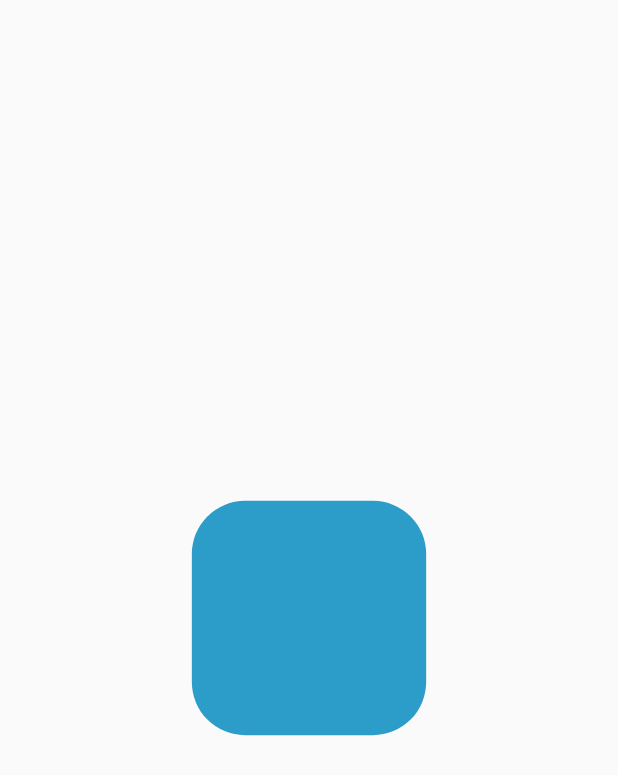
After one commit to simplyKarthic/dbConnect, a Flutter app: the screen it shows after launch, on a phone screen of 412 x 824 dp. The commit adds this screen. Shown: the top 775 px of the screen. Run offline on Flutter 3.47's test engine with Material 2 defaults, Android fonts, the phone set to English and light mode, and no system bars; our stand-ins replace cloud_firestore, firebase_auth, firebase_core, shared_preferences; missing offline and left inert: sqlite3; accounts and stored records are empty.

Commit message:
isolate, compute, animater, navigation

```diff
--- /dev/null
+++ b/lib/animscren.dart
@@ -0,0 +1,70 @@
+import 'package:flutter/material.dart';
+
+class AnimationScreen extends StatefulWidget {
+  const AnimationScreen({Key key}) : super(key: key);
+
+
+  @override
+  State<AnimationScreen> createState() => _AnimationScreenState();
+}
+
+class _AnimationScreenState extends State<AnimationScreen>
+    with SingleTickerProviderStateMixin {
+   AnimationController _controller;
+   Animation<double> _widthAnimation;
+   Animation<Color> _colorAnimation;
+   Animation<double> _borderRadiusAnimation;
+
+  @override
+  void initState() {
+    super.initState();
+
+    _controller =
+        AnimationController(vsync: this, duration: const Duration(seconds: 2));
+
+    _widthAnimation = Tween<double>(begin: 50, end: 200)
+        .animate(CurvedAnimation(parent: _controller, curve: Curves.easeInOut));
+
+    _colorAnimation = ColorTween(begin: Colors.blue, end: Colors.green).animate(
+        CurvedAnimation(parent: _controller, curve: Curves.easeInCubic));
+
+    _borderRadiusAnimation = Tween<double>(begin: 0.0, end: 50.0)
+        .animate(CurvedAnimation(parent: _controller, curve: Curves.easeInOut));
+
+    _controller.addStatusListener((status) {
+      if(status == AnimationStatus.completed){
+        _controller.reset();
+        _controller.forward();
+      }
+    });
+    _controller.forward();
+  }
+
+  @override
+  void dispose() {
+    _controller.dispose();
+    super.dispose();
+  }
+
+  @override
+  Widget build(BuildContext context) {
+    return Scaffold(
+      body: AnimatedBuilder(
+        animation: _controller,
+        builder: (context, child) {
+          return Center(
+            child: Container(
+              width: _widthAnimation.value,
+              height: _widthAnimation.value,
+              decoration: BoxDecoration(
+                color: _colorAnimation.value,
+                borderRadius:
+                BorderRadius.circular(_borderRadiusAnimation.value),
+              ),
+            ),
+          );
+        },
+      ),
+    );
+  }
+}
--- a/lib/main.dart
+++ b/lib/main.dart
@@ -1,9 +1,14 @@
+import 'dart:isolate';
+
 import 'package:flutter/material.dart';
 import 'package:sqlite3/sqlite3.dart';
 import 'MyHomePage.dart';
 import 'package:firebase_core/firebase_core.dart';
 import 'package:path_provider/path_provider.dart';
 
+import 'animater.dart';
+import 'animscren.dart';
+import 'isolater.dart';
 import 'myForm.dart';
 
 void main() async {
@@ -19,11 +24,12 @@ class MyApp extends StatelessWidget {
   @override
   Widget build(BuildContext context) {
     return MaterialApp(
+      debugShowCheckedModeBanner: false,
       title: 'Flutter Demo',
       theme: ThemeData(
         primarySwatch: Colors.blue,
       ),
-      home: MyForm(),
+      home: const AnimationScreen(),
     );
   }
 }
```
Also changed, not shown: lib/animater.dart (added, +63 -0 lines), lib/isolater.dart (added, +110 -0 lines).
